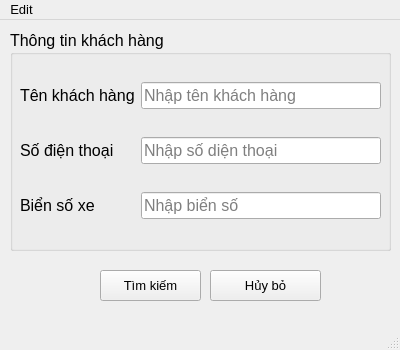
This is GUI/GUIsearch.ui in Vuchauduytung/LuanVan as Qt 5 draws it before an edit. The edited form follows.
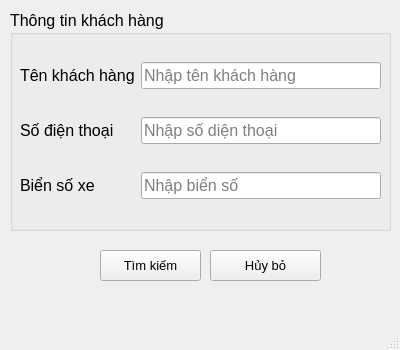
This is the edited form.

The edit to the form file:
```diff
--- a/GUI/GUIsearch.ui
+++ b/GUI/GUIsearch.ui
@@ -142,16 +142,6 @@
      <height>26</height>
     </rect>
    </property>
-   <widget class="QMenu" name="menuEdit">
-    <property name="title">
-     <string>Edit</string>
-    </property>
-    <addaction name="actionOpen"/>
-    <addaction name="actionNew"/>
-    <addaction name="actionSave_as"/>
-    <addaction name="actionSave"/>
-   </widget>
-   <addaction name="menuEdit"/>
   </widget>
   <widget class="QStatusBar" name="statusbar"/>
   <action name="actionOpen">
```
